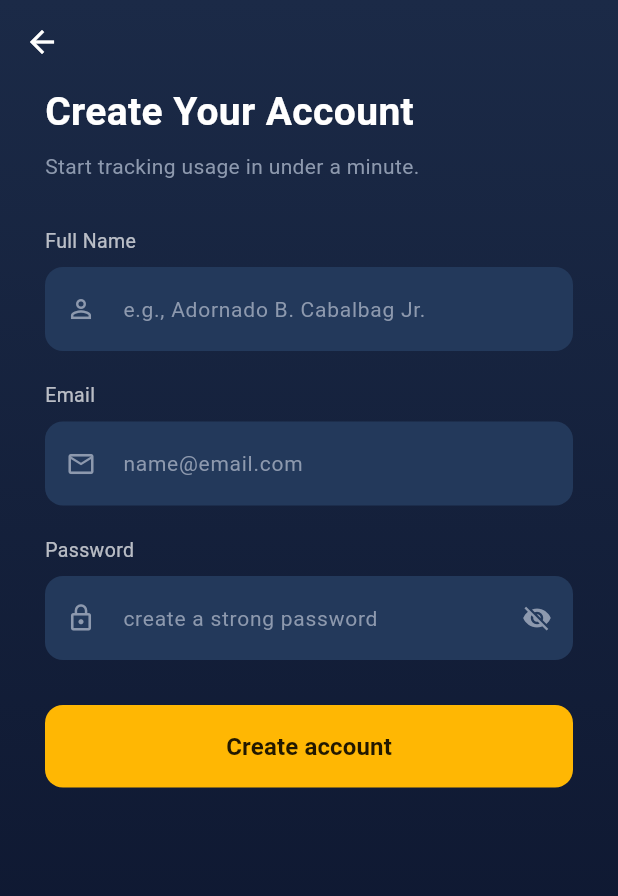
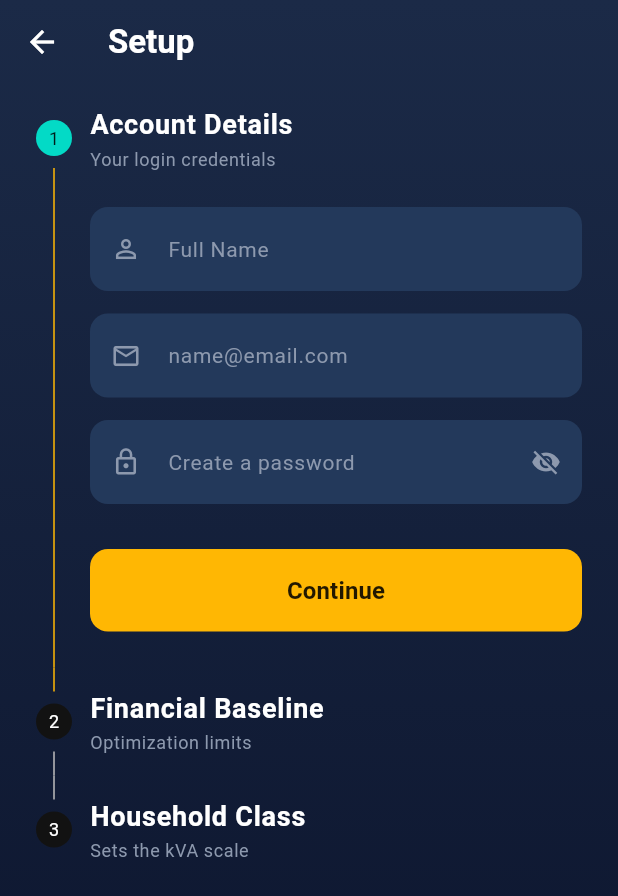
Before and after one commit to itsyxngshin/kislap_app, a Flutter app: the SignUpScreen screen opened directly, on a phone screen of 412 x 824 dp. Shown: the top 896 px of the screen. Run offline on Flutter 3.47's test engine with Material 3 defaults, Android fonts, the phone set to English and light mode, and no system bars; our stand-ins replace fl_chart, flutter_riverpod, share_plus, sqflite, sqflite_common_ffi, sqflite_common_ffi_web and 1 more; missing offline and left inert: excel; accounts and stored records are empty.

Commit message:
fix: add sign up information

```diff
--- a/lib/screens/auth/sign_up_screen.dart
+++ b/lib/screens/auth/sign_up_screen.dart
@@ -2,6 +2,7 @@ import 'package:flutter/material.dart';
 import 'package:supabase_flutter/supabase_flutter.dart';
 import '../../theme/app_colors.dart';
 import '../../widgets/custom_text_field.dart';
+import '../../services/database_helper.dart';
 import 'otp_verification_screen.dart';
 
 class SignUpScreen extends StatefulWidget {
@@ -12,42 +13,92 @@ class SignUpScreen extends StatefulWidget {
 }
 
 class _SignUpScreenState extends State<SignUpScreen> {
+  int _currentStep = 0;
+  bool _isLoading = false;
+
   final TextEditingController _nameController = TextEditingController();
   final TextEditingController _emailController = TextEditingController();
   final TextEditingController _passwordController = TextEditingController();
-  bool _isLoading = false;
+
+  final TextEditingController _budgetController = TextEditingController();
+  final TextEditingController _tariffController = TextEditingController(text: '11.08');
+  String _householdSize = 'Small';
 
   @override
   void dispose() {
     _nameController.dispose();
     _emailController.dispose();
     _passwordController.dispose();
+    _budgetController.dispose();
+    _tariffController.dispose();
     super.dispose();
   }
 
-  Future<void> _signUp() async {
+  // Validates the current step before allowing the user to proceed
+  bool _validateCurrentStep() {
+    if (_currentStep == 0) {
+      if (_nameController.text.trim().isEmpty ||
+          _emailController.text.trim().isEmpty ||
+          _passwordController.text.trim().isEmpty) {
+        _showError('Please fill out all account details.');
+        return false;
+      }
+      if (_passwordController.text.length < 6) {
+        _showError('Password must be at least 6 characters.');
+        return false;
+      }
+    } else if (_currentStep == 1) {
+      final budget = double.tryParse(_budgetController.text) ?? 0.0;
+      if (budget <= 0) {
+        _showError('Please enter a valid monthly budget limit.');
+        return false;
+      }
+    }
+    return true;
+  }
+
+  void _showError(String message) {
+    ScaffoldMessenger.of(context).showSnackBar(
+      SnackBar(content: Text(message), backgroundColor: AppColors.adminRed),
+    );
+  }
+
+  Future<void> _submitRegistration() async {
+    setState(() => _isLoading = true);
+
     final name = _nameController.text.trim();
     final email = _emailController.text.trim();
     final password = _passwordController.text.trim();
-
-    if (name.isEmpty || email.isEmpty || password.isEmpty) {
-      ScaffoldMessenger.of(context).showSnackBar(
-        const SnackBar(content: Text('Please fill out all fields.'), backgroundColor: AppColors.adminRed),
-      );
-      return;
-    }
-
-    setState(() => _isLoading = true);
+    final budget = double.tryParse(_budgetController.text) ?? 0.0;
+    final tariff = double.tryParse(_tariffController.text) ?? 11.08;
 
     try {
-      // 1. Send the registration request to Supabase
+      // 1. Send data to Supabase (Password is handled automatically by auth schema)
       await Supabase.instance.client.auth.signUp(
         email: email,
         password: password,
-        data: {'full_name': name}, // Matches new.raw_user_meta_data->>'full_name' in our SQL trigger
+        data: {
+          'full_name': name,
+          'monthly_budget': budget,
+          'tariff_rate': tariff,
+          'household_size': _householdSize,
+        },
       );
 
-      // 2. If successful, navigate directly into the app
+      // 2. Save the baseline to the local SQLite engine
+      final db = await DatabaseHelper.instance.database;
+      await db.update(
+        'user_settings',
+        {
+          'monthly_budget': budget,
+          'tariff_rate': tariff,
+          'household_size': _householdSize,
+        },
+        where: 'id = ?',
+        whereArgs: [1],
+      );
+
+      // 3. Navigate to OTP
       if (mounted) {
         Navigator.push(
           context,
@@ -55,23 +106,11 @@ class _SignUpScreenState extends State<SignUpScreen> {
         );
       }
     } on AuthException catch (e) {
-      // Catch Supabase-specific errors (e.g., weak password, email taken)
-      if (mounted) {
-        ScaffoldMessenger.of(context).showSnackBar(
-          SnackBar(content: Text(e.message), backgroundColor: AppColors.adminRed),
-        );
-      }
+      if (mounted) _showError(e.message);
     } catch (e) {
-      // Catch any other unexpected errors
-      if (mounted) {
-        ScaffoldMessenger.of(context).showSnackBar(
-          SnackBar(content: Text('An unexpected error occurred: $e'), backgroundColor: AppColors.adminRed),
-        );
-      }
+      if (mounted) _showError('An unexpected error occurred: $e');
     } finally {
-      if (mounted) {
-        setState(() => _isLoading = false);
-      }
+      if (mounted) setState(() => _isLoading = false);
     }
   }
 
@@ -88,58 +127,132 @@ class _SignUpScreenState extends State<SignUpScreen> {
             icon: const Icon(Icons.arrow_back, color: Colors.white),
             onPressed: () => Navigator.pop(context),
           ),
+          title: const Text('Setup', style: TextStyle(color: Colors.white, fontWeight: FontWeight.bold)),
         ),
-        body: SingleChildScrollView(
-          padding: const EdgeInsets.symmetric(horizontal: 30.0),
-          child: Column(
-            crossAxisAlignment: CrossAxisAlignment.start,
-            children: [
-              const Text('Create Your Account', style: TextStyle(fontSize: 26, fontWeight: FontWeight.bold, color: Colors.white)),
-              const SizedBox(height: 8),
-              const Text('Start tracking usage in under a minute.', style: TextStyle(color: AppColors.textHintColor, fontSize: 14)),
-              const SizedBox(height: 30),
+        body: Theme(
+          // Overrides the Stepper colors to match our dark theme
+          data: Theme.of(context).copyWith(
+            canvasColor: Colors.transparent,
+            colorScheme: const ColorScheme.dark(
+              primary: AppColors.appYellow,
+              onSurface: Colors.white,
+            ),
+          ),
+          child: Stepper(
+            type: StepperType.vertical,
+            currentStep: _currentStep,
+            elevation: 0,
+            onStepContinue: () {
+              if (_validateCurrentStep()) {
+                if (_currentStep < 2) {
+                  setState(() => _currentStep += 1);
+                } else {
+                  _submitRegistration();
+                }
+              }
+            },
+            onStepCancel: () {
+              if (_currentStep > 0) {
+                setState(() => _currentStep -= 1);
+              } else {
+                Navigator.pop(context);
+              }
+            },
 
-              const Text('Full Name', style: TextStyle(color: Colors.white70, fontSize: 13)),
-              const SizedBox(height: 8),
-              CustomTextField(
-                controller: _nameController,
-                hint: 'e.g., Adornado B. Cabalbag Jr.',
-                icon: Icons.person_outline,
+            // Custom Navigation Buttons
+            controlsBuilder: (context, details) {
+              final isLastStep = _currentStep == 2;
+              return Padding(
+                padding: const EdgeInsets.only(top: 30.0),
+                child: Row(
+                  children: [
+                    Expanded(
+                      child: FilledButton(
+                        onPressed: _isLoading ? null : details.onStepContinue,
+                        style: FilledButton.styleFrom(
+                          backgroundColor: isLastStep ? Colors.orange.shade700 : AppColors.appYellow,
+                          foregroundColor: isLastStep ? Colors.white : Colors.black87,
+                          padding: const EdgeInsets.symmetric(vertical: 16),
+                          shape: RoundedRectangleBorder(borderRadius: BorderRadius.circular(12)),
+                        ),
+                        child: _isLoading
+                            ? const SizedBox(width: 20, height: 20, child: CircularProgressIndicator(color: Colors.white, strokeWidth: 2))
+                            : Text(isLastStep ? 'Complete Registration' : 'Continue', style: const TextStyle(fontSize: 16, fontWeight: FontWeight.bold)),
+                      ),
+                    ),
+                    if (_currentStep > 0) ...[
+                      const SizedBox(width: 12),
+                      TextButton(
+                        onPressed: _isLoading ? null : details.onStepCancel,
+                        child: const Text('Back', style: TextStyle(color: AppColors.textHintColor)),
+                      ),
+                    ]
+                  ],
+                ),
+              );
+            },
+
+            // The 3 Registration Steps
+            steps: [
+              Step(
+                title: const Text('Account Details', style: TextStyle(fontSize: 18, fontWeight: FontWeight.bold)),
+                subtitle: const Text('Your login credentials', style: TextStyle(color: AppColors.textHintColor)),
+                isActive: _currentStep >= 0,
+                state: _currentStep > 0 ? StepState.complete : StepState.indexed,
+                content: Column(
+                  children: [
+                    const SizedBox(height: 10),
+                    CustomTextField(controller: _nameController, hint: 'Full Name', icon: Icons.person_outline),
+                    const SizedBox(height: 15),
+                    CustomTextField(controller: _emailController, hint: 'name@email.com', icon: Icons.email_outlined),
+                    const SizedBox(height: 15),
+                    CustomTextField(controller: _passwordController, hint: 'Create a password', icon: Icons.lock_outline, isPassword: true),
+                  ],
+                ),
               ),
-              const SizedBox(height: 20),
-
-              const Text('Email', style: TextStyle(color: Colors.white70, fontSize: 13)),
-              const SizedBox(height: 8),
-              CustomTextField(
-                controller: _emailController,
-                hint: 'name@email.com',
-                icon: Icons.email_outlined,
+              Step(
+                title: const Text('Financial Baseline', style: TextStyle(fontSize: 18, fontWeight: FontWeight.bold)),
+                subtitle: const Text('Optimization limits', style: TextStyle(color: AppColors.textHintColor)),
+                isActive: _currentStep >= 1,
+                state: _currentStep > 1 ? StepState.complete : StepState.indexed,
+                content: Column(
+                  children: [
+                    const SizedBox(height: 10),
+                    CustomTextField(
+                      controller: _budgetController,
+                      hint: 'Target Monthly Budget (₱)',
+                      icon: Icons.account_balance_wallet_outlined,
+                      keyboardType: const TextInputType.numberWithOptions(decimal: true),
+                    ),
+                    const SizedBox(height: 15),
+                    CustomTextField(
+                      controller: _tariffController,
+                      hint: 'Local Tariff Rate (₱/kWh)',
+                      icon: Icons.bolt,
+                      keyboardType: const TextInputType.numberWithOptions(decimal: true),
+                    ),
+                  ],
+                ),
               ),
-              const SizedBox(height: 20),
-
-              const Text('Password', style: TextStyle(color: Colors.white70, fontSize: 13)),
-              const SizedBox(height: 8),
-              CustomTextField(
-                controller: _passwordController,
-                hint: 'create a strong password',
-                icon: Icons.lock_outline,
-                isPassword: true,
-              ),
-              const SizedBox(height: 30),
-
-              SizedBox(
-                width: double.infinity,
-                child: FilledButton(
-                  onPressed: _isLoading ? null : _signUp,
-                  style: FilledButton.styleFrom(
-                    backgroundColor: AppColors.appYellow,
-                    foregroundColor: Colors.black87,
-                    padding: const EdgeInsets.symmetric(vertical: 16),
-                    shape: RoundedRectangleBorder(borderRadius: BorderRadius.circular(12)),
-                  ),
-                  child: _isLoading
-                      ? const SizedBox(width: 20, height: 20, child: CircularProgressIndicator(color: Colors.black87, strokeWidth: 2))
-                      : const Text('Create account', style: TextStyle(fontSize: 16, fontWeight: FontWeight.bold)),
+              Step(
+                title: const Text('Household Class', style: TextStyle(fontSize: 18, fontWeight: FontWeight.bold)),
+                subtitle: const Text('Sets the kVA scale', style: TextStyle(color: AppColors.textHintColor)),
+                isActive: _currentStep >= 2,
+                content: Column(
+                  children: [
+                    const SizedBox(height: 10),
+                    Container(
+                      padding: const EdgeInsets.all(8),
+                      decoration: BoxDecoration(color: AppColors.inputBackground, borderRadius: BorderRadius.circular(16)),
+                      child: Column(
+                        children: [
+                          _buildRadioOption('Small (0 - 5 kVA)'),
+                          _buildRadioOption('Medium (6 - 15 kVA)'),
+                          _buildRadioOption('Large (16 - 25 kVA)'),
+                        ],
+                      ),
+                    ),
+                  ],
                 ),
               ),
             ],
@@ -148,4 +261,28 @@ class _SignUpScreenState extends State<SignUpScreen> {
       ),
     );
   }
+
+  Widget _buildRadioOption(String title) {
+    String value = title.split(' ').first; // Extracts 'Small', 'Medium', or 'Large'
+    bool isSelected = _householdSize == value;
+
+    return GestureDetector(
+      onTap: () => setState(() => _householdSize = value),
+      behavior: HitTestBehavior.opaque,
+      child: Container(
+        padding: const EdgeInsets.symmetric(horizontal: 16, vertical: 14),
+        decoration: BoxDecoration(
+          color: isSelected ? Colors.white.withValues(alpha: 0.05) : Colors.transparent,
+          borderRadius: BorderRadius.circular(12)
+        ),
+        child: Row(
+          mainAxisAlignment: MainAxisAlignment.spaceBetween,
+          children: [
+            Text(title, style: TextStyle(color: isSelected ? Colors.white : Colors.white70, fontSize: 14, fontWeight: isSelected ? FontWeight.bold : FontWeight.normal)),
+            Icon(isSelected ? Icons.radio_button_checked : Icons.radio_button_unchecked, color: isSelected ? Colors.greenAccent : Colors.white54, size: 20),
+          ],
+        ),
+      ),
+    );
+  }
 }
```
